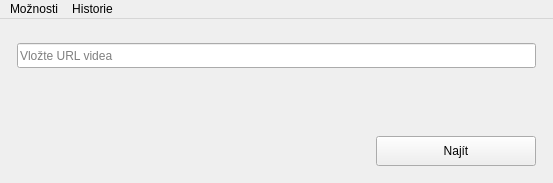
RxiPland/y2mate_desktop, file y2mate/searchvideowindow.ui: the form before one commit.
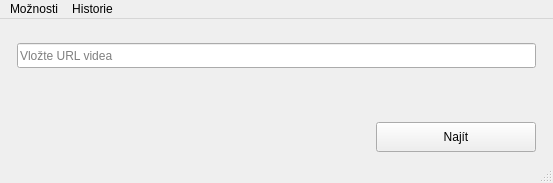
The form after the commit. Icons and pictures are not drawn.

Commit message: added status bar

```diff
--- a/y2mate/searchvideowindow.ui
+++ b/y2mate/searchvideowindow.ui
@@ -128,22 +128,6 @@
         </item>
        </layout>
       </item>
-      <item>
-       <spacer name="verticalSpacer_3">
-        <property name="orientation">
-         <enum>Qt::Vertical</enum>
-        </property>
-        <property name="sizeType">
-         <enum>QSizePolicy::Fixed</enum>
-        </property>
-        <property name="sizeHint" stdset="0">
-         <size>
-          <width>20</width>
-          <height>8</height>
-         </size>
-        </property>
-       </spacer>
-      </item>
      </layout>
     </item>
     <item>
@@ -242,6 +226,7 @@
    <addaction name="menu_1"/>
    <addaction name="menu_2"/>
   </widget>
+  <widget class="QStatusBar" name="statusBar"/>
   <action name="action_menu1_1">
    <property name="icon">
     <iconset resource="resources.qrc">
```
The commit also changes 1 other file.
